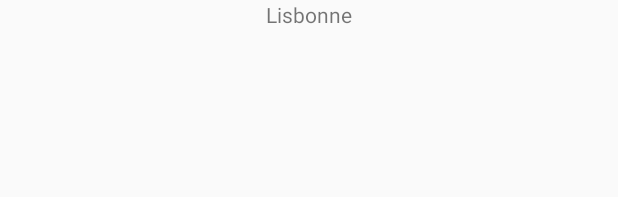
After one commit to AntoineAcquart/kotlin-basic-ui, an Android app: the layout item_capital.xml on its own in the app's theme, with its tools: preview values and no code run, on a phone screen of 412 x 824 dp. The commit adds this screen. Shown: the top 197 px of the screen. Run offline under Robolectric (Android 15) with nearby library versions, the phone set to English and light mode, and no system bars.

Commit message:
RecyclerView

```diff
--- a/app/build.gradle
+++ b/app/build.gradle
@@ -42,10 +42,12 @@ dependencies {
     implementation 'androidx.constraintlayout:constraintlayout:2.0.4'
     implementation 'androidx.navigation:navigation-fragment-ktx:2.2.2'
     implementation 'androidx.navigation:navigation-ui-ktx:2.2.2'
+    implementation 'androidx.legacy:legacy-support-v4:1.0.0'
     testImplementation 'junit:junit:4.+'
     androidTestImplementation 'androidx.test.ext:junit:1.1.2'
     androidTestImplementation 'androidx.test.espresso:espresso-core:3.3.0'
     implementation("com.louiscad.splitties:splitties-toast:$splitties_version")
     implementation("com.louiscad.splitties:splitties-alertdialog:$splitties_version")
     implementation("com.louiscad.splitties:splitties-activities:$splitties_version")
+    implementation 'androidx.recyclerview:recyclerview:1.0.0'
 }
--- /dev/null
+++ b/app/src/main/java/com/example/basicui/Capital.kt
@@ -0,0 +1,5 @@
+package com.example.basicui
+
+data class Capital(var name : String) {
+
+}
--- a/app/src/main/java/com/example/basicui/MainActivity.kt
+++ b/app/src/main/java/com/example/basicui/MainActivity.kt
@@ -8,13 +8,14 @@ import android.util.Log
 import android.view.Menu
 import android.view.MenuItem
 import androidx.appcompat.app.AppCompatActivity
+import androidx.recyclerview.widget.LinearLayoutManager
+import androidx.recyclerview.widget.RecyclerView
 import com.example.basicui.databinding.ActivityMainBinding
 import com.google.android.material.snackbar.Snackbar
 import splitties.toast.toast
 
 class MainActivity : AppCompatActivity() {
     private lateinit var binding: ActivityMainBinding
-
     override fun onCreate(savedInstanceState: Bundle?) {
         super.onCreate(savedInstanceState)
         binding = ActivityMainBinding.inflate(layoutInflater)
@@ -27,6 +28,9 @@ class MainActivity : AppCompatActivity() {
 //                    .setAction("Action", null).show()
             sendEmail("macha@chillcoding.com", "Hi", "Hello!")
         }
+
+
+
     }
 
     override fun onCreateOptionsMenu(menu: Menu): Boolean {
--- a/app/src/main/java/com/example/basicui/SecondFragment.kt
+++ b/app/src/main/java/com/example/basicui/SecondFragment.kt
@@ -45,6 +45,10 @@ class SecondFragment : Fragment() {
         binding.startActivityButton.setOnClickListener(){
             requireContext().start<SecondaryActivity>()
         }
+
+        binding.nextToFragment3Button.setOnClickListener(){
+            findNavController().navigate(R.id.action_SecondFragment_to_ThirdFragment)
+        }
     }
 
 
--- a/app/src/main/res/layout/activity_main.xml
+++ b/app/src/main/res/layout/activity_main.xml
@@ -30,4 +30,5 @@
 
     <include layout="@layout/content_main" />
 
+
 </androidx.coordinatorlayout.widget.CoordinatorLayout>
--- /dev/null
+++ b/app/src/main/res/layout/item_capital.xml
@@ -0,0 +1,19 @@
+<?xml version="1.0" encoding="utf-8"?>
+<androidx.constraintlayout.widget.ConstraintLayout xmlns:android="http://schemas.android.com/apk/res/android"
+    xmlns:app="http://schemas.android.com/apk/res-auto"
+    android:layout_width="match_parent"
+    android:layout_height="wrap_content"
+    xmlns:tools="http://schemas.android.com/tools">
+
+    <TextView
+        android:id="@+id/capital_textView"
+        android:layout_width="wrap_content"
+        android:layout_height="wrap_content"
+        app:layout_constraintStart_toStartOf="parent"
+        app:layout_constraintEnd_toEndOf="parent"
+        app:layout_constraintTop_toTopOf="parent"
+        app:layout_constraintBottom_toBottomOf="parent"
+        tools:text = "Lisbonne"
+        />
+
+</androidx.constraintlayout.widget.ConstraintLayout>
--- a/app/src/main/res/values/colors.xml
+++ b/app/src/main/res/values/colors.xml
@@ -7,4 +7,5 @@
     <color name="teal_700">#FF018786</color>
     <color name="black">#FF000000</color>
     <color name="white">#FFFFFFFF</color>
+    <color name="colorPrimaryDark">#3C2F2E</color>
 </resources>
--- a/app/src/main/res/values/dimens.xml
+++ b/app/src/main/res/values/dimens.xml
@@ -1,3 +1,4 @@
 <resources>
     <dimen name="fab_margin">16dp</dimen>
+    <dimen name="text_margin">16dp</dimen>
 </resources>
--- a/app/src/main/res/values/strings.xml
+++ b/app/src/main/res/values/strings.xml
@@ -29,4 +29,6 @@
     <string name="title_activity_secondary">SecondaryActivity</string>
     <string name="receive_notification_text">Take the notification</string>
     <string name="old_device_message">Sorry, your device is to old to support this feature.</string>
+    <string name="third_fragment_label">Third Fragment</string>
+    <string name="back">Back to first fragment</string>
 </resources>
```
Also changed, not shown: app/src/main/java/com/example/basicui/CapitalRecyclerViewAdapter.kt (added, +30 -0 lines), app/src/main/java/com/example/basicui/ThirdFragment.kt (added, +38 -0 lines), app/src/main/java/com/example/basicui/dummy/DummyContent.kt (added, +57 -0 lines), app/src/main/res/layout/fragment_second.xml (+10 -2 lines), app/src/main/res/layout/fragment_third.xml (added, +28 -0 lines), app/src/main/res/navigation/nav_graph.xml (+11 -16 lines).
